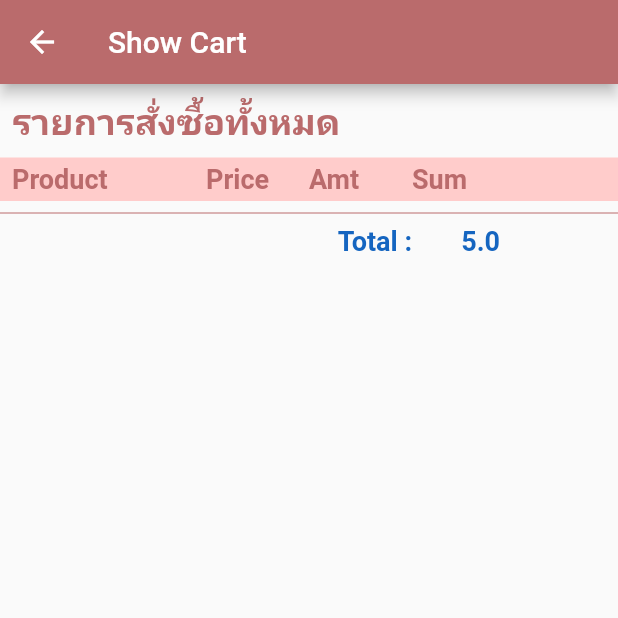
After one commit to poomonlinez4/boneclinicmsu, a Flutter app: the ShowCart screen opened by its route, on a phone screen of 412 x 824 dp, the top half of it. The commit adds this screen. Run offline on Flutter 3.47's test engine with Material 2 defaults, Android fonts, the phone set to English and light mode, and no system bars; our stand-ins replace cached_network_image, dio, image_picker, shared_preferences, sqflite; missing offline and left inert: dart:ffi, dart:html; accounts and stored records are empty; network calls fail.

Commit message:
update selectOder and DelectOder

```diff
--- a/lib/bodys/show_all_shop_customer.dart
+++ b/lib/bodys/show_all_shop_customer.dart
@@ -1,5 +1,7 @@
 import 'dart:convert';
 import 'dart:ffi';
+import 'package:boneclinicmsu/models/sqlite_model.dart';
+import 'package:boneclinicmsu/unility/sqlite_helper.dart';
 import 'package:boneclinicmsu/widgets/show_image.dart';
 import 'package:boneclinicmsu/widgets/show_title.dart';
 import 'package:cached_network_image/cached_network_image.dart';
@@ -269,7 +271,29 @@ class _ShowAllShopCustomerState extends State<ShowAllShopCustomer> {
                     mainAxisAlignment: MainAxisAlignment.spaceAround,
                     children: [
                       TextButton(
-                        onPressed: () => Navigator.pop(context),
+                        onPressed: () async {
+                          String idProduct = productModel.product_id;
+                          String name = productModel.name_product;
+                          String price = productModel.price_product;
+                          String amount = amountInt.toString();
+
+                          double sumInt = double.parse(price) * amountInt;
+                          String sum = sumInt.toString();
+                          print(
+                              '### ==>> idProduct = $idProduct, name = $name, price = $price, amount = $amount, sum = $sum');
+                          SQLiteModel sqLiteModel = SQLiteModel(
+                              idProduct: idProduct,
+                              name: name,
+                              price: price,
+                              amount: amount,
+                              sum: sum);
+                          await SQLiteHelper()
+                              .insertValueToSQLite(sqLiteModel)
+                              .then((value) {
+                            amountInt = 1;
+                            Navigator.pop(context);
+                          });
+                        },
                         child: Text(
                           'Add Cart',
                           style: MyConstant().h2BlueStyle(),
--- a/lib/main.dart
+++ b/lib/main.dart
@@ -6,6 +6,7 @@ import 'package:boneclinicmsu/states/authen.dart';
 import 'package:boneclinicmsu/states/create_account.dart';
 import 'package:boneclinicmsu/states/customer_service.dart';
 import 'package:boneclinicmsu/states/doctor_service.dart';
+import 'package:boneclinicmsu/states/show_cart.dart';
 import 'package:boneclinicmsu/unility/my_constant.dart';
 import 'package:flutter/material.dart';
 import 'package:shared_preferences/shared_preferences.dart';
@@ -17,6 +18,7 @@ final Map<String, WidgetBuilder> map = {
   '/doctorService': (BuildContext context) => DoctorService(),
   '/adminService': (BuildContext context) => AdminService(),
   '/addProduct': (BuildContext context) => AddProduct(),
+  '/showCart': (BuildContext context) => ShowCart(),
 };
 
 String? initlalRoute;
--- /dev/null
+++ b/lib/models/sqlite_model.dart
@@ -0,0 +1,91 @@
+// ignore_for_file: public_member_api_docs, sort_constructors_first
+import 'dart:convert';
+
+class SQLiteModel {
+  final int? id;
+  final String idProduct;
+  final String name;
+  final String price;
+  final String amount;
+  final String sum;
+  SQLiteModel({
+    this.id,
+    required this.idProduct,
+    required this.name,
+    required this.price,
+    required this.amount,
+    required this.sum,
+  });
+
+  SQLiteModel copyWith({
+    int? id,
+    String? idProduct,
+    String? name,
+    String? price,
+    String? amount,
+    String? sum,
+  }) {
+    return SQLiteModel(
+      id: id ?? this.id,
+      idProduct: idProduct ?? this.idProduct,
+      name: name ?? this.name,
+      price: price ?? this.price,
+      amount: amount ?? this.amount,
+      sum: sum ?? this.sum,
+    );
+  }
+
+  Map<String, dynamic> toMap() {
+    return <String, dynamic>{
+      'id': id,
+      'idProduct': idProduct,
+      'name': name,
+      'price': price,
+      'amount': amount,
+      'sum': sum,
+    };
+  }
+
+  factory SQLiteModel.fromMap(Map<String, dynamic> map) {
+    return SQLiteModel(
+      id: map['id'] as int,
+      idProduct: map['idProduct'] as String,
+      name: map['name'] as String,
+      price: map['price'] as String,
+      amount: map['amount'] as String,
+      sum: map['sum'] as String,
+    );
+  }
+
+  String toJson() => json.encode(toMap());
+
+  factory SQLiteModel.fromJson(String source) =>
+      SQLiteModel.fromMap(json.decode(source) as Map<String, dynamic>);
+
+  @override
+  String toString() {
+    return 'SQLiteModel(id: $id, idProduct: $idProduct, name: $name, price: $price, amount: $amount, sum: $sum)';
+  }
+
+  @override
+  bool operator ==(covariant SQLiteModel other) {
+    if (identical(this, other)) return true;
+
+    return other.id == id &&
+        other.idProduct == idProduct &&
+        other.name == name &&
+        other.price == price &&
+        other.amount == amount &&
+        other.sum == sum;
+  }
+
+  @override
+  int get hashCode {
+    return id.hashCode ^
+        idProduct.hashCode ^
+        name.hashCode ^
+        price.hashCode ^
+        amount.hashCode ^
+        sum.hashCode;
+  }
+}
--- /dev/null
+++ b/lib/states/show_cart.dart
@@ -0,0 +1,221 @@
+import 'package:boneclinicmsu/models/sqlite_model.dart';
+import 'package:boneclinicmsu/unility/my_constant.dart';
+import 'package:boneclinicmsu/unility/sqlite_helper.dart';
+import 'package:boneclinicmsu/widgets/show_progress.dart';
+import 'package:boneclinicmsu/widgets/show_title.dart';
+import 'package:flutter/material.dart';
+
+class ShowCart extends StatefulWidget {
+  const ShowCart({Key? key}) : super(key: key);
+
+  @override
+  State<ShowCart> createState() => _ShowCartState();
+}
+
+class _ShowCartState extends State<ShowCart> {
+  List<SQLiteModel> sqliteModels = [];
+  bool load = true;
+  double? total = 0;
+
+  @override
+  void initState() {
+    // TODO: implement initState
+    super.initState();
+    processReadSQLite();
+  }
+
+  Future<Null> processReadSQLite() async {
+    if (sqliteModels.isNotEmpty) {
+      sqliteModels.clear();
+    }
+
+    await SQLiteHelper().readSQLite().then((value) {
+      print('### value on processReadSQLite ==>> $value');
+      setState(() {
+        load = false;
+        sqliteModels = value;
+        calculateTotal();
+      });
+    });
+  }
+
+  void calculateTotal() async {
+    total = 5;
+    for (var item in sqliteModels) {
+      double sumInt = double.parse(item.sum.trim());
+      setState(() {
+        total = total! + sumInt;
+      });
+    }
+  }
+
+  @override
+  Widget build(BuildContext context) {
+    return Scaffold(
+      appBar: AppBar(
+        title: Text('Show Cart'),
+      ),
+      body: load
+          ? showProgress()
+          : Column(
+              crossAxisAlignment: CrossAxisAlignment.start,
+              children: [
+                Padding(
+                  padding: const EdgeInsets.all(8.0),
+                  child: ShowTitle(
+                      title: 'รายการสั่งซื้อทั้งหมด',
+                      textStyle: MyConstant().h1style()),
+                ),
+                buildHead(),
+                listProduct(),
+                buildDivider(),
+                buildTotal()
+              ],
+            ),
+    );
+  }
+
+  Row buildTotal() {
+    return Row(
+      children: [
+        Expanded(
+          flex: 6,
+          child: Row(
+            mainAxisAlignment: MainAxisAlignment.end,
+            children: [
+              ShowTitle(
+                title: 'Total :',
+                textStyle: MyConstant().h2BlueStyle(),
+              ),
+            ],
+          ),
+        ),
+        Expanded(
+          flex: 2,
+          child: Row(
+            mainAxisAlignment: MainAxisAlignment.center,
+            children: [
+              ShowTitle(
+                title: total == null ? '' : total.toString(),
+                textStyle: MyConstant().h2BlueStyle(),
+              ),
+            ],
+          ),
+        ),
+        Expanded(
+          child: SizedBox(),
+        ),
+      ],
+    );
+  }
+
+  Divider buildDivider() {
+    return Divider(
+      color: MyConstant.dark,
+    );
+  }
+
+  ListView listProduct() {
+    return ListView.builder(
+      shrinkWrap: true,
+      physics: ScrollPhysics(),
+      itemCount: sqliteModels.length,
+      itemBuilder: (context, index) => Row(
+        children: [
+          Expanded(
+            flex: 2,
+            child: Padding(
+              padding: const EdgeInsets.only(left: 8),
+              child: ShowTitle(
+                title: sqliteModels[index].name,
+                textStyle: MyConstant().h3style(),
+              ),
+            ),
+          ),
+          Expanded(
+            flex: 1,
+            child: ShowTitle(
+              title: sqliteModels[index].price,
+              textStyle: MyConstant().h3style(),
+            ),
+          ),
+          Expanded(
+            flex: 1,
+            child: ShowTitle(
+              title: sqliteModels[index].amount,
+              textStyle: MyConstant().h3style(),
+            ),
+          ),
+          Expanded(
+            flex: 1,
+            child: ShowTitle(
+              title: sqliteModels[index].sum,
+              textStyle: MyConstant().h3style(),
+            ),
+          ),
+          Expanded(
+            child: IconButton(
+                onPressed: () async {
+                  int idSQLite = sqliteModels[index].id!;
+                  print('### Delete idSQLite ==>> $idSQLite');
+                  await SQLiteHelper()
+                      .deleteSQLiteWhereId(idSQLite)
+                      .then((value) => processReadSQLite());
+                },
+                icon: Icon(
+                  Icons.delete_forever_outlined,
+                  color: Colors.red.shade700,
+                )),
+          ),
+        ],
+      ),
+    );
+  }
+
+  Container buildHead() {
+    return Container(
+      decoration: BoxDecoration(color: MyConstant.light),
+      child: Padding(
+        padding: const EdgeInsets.symmetric(vertical: 4),
+        child: Row(
+          children: [
+            Expanded(
+              flex: 2,
+              child: Padding(
+                padding: const EdgeInsets.only(left: 8),
+                child: ShowTitle(
+                  title: 'Product',
+                  textStyle: MyConstant().h2style(),
+                ),
+              ),
+            ),
+            Expanded(
+              flex: 1,
+              child: ShowTitle(
+                title: 'Price',
+                textStyle: MyConstant().h2style(),
+              ),
+            ),
+            Expanded(
+              flex: 1,
+              child: ShowTitle(
+                title: 'Amt ',
+                textStyle: MyConstant().h2style(),
+              ),
+            ),
+            Expanded(
+              flex: 1,
+              child: ShowTitle(
+                title: 'Sum',
+                textStyle: MyConstant().h2style(),
+              ),
+            ),
+            Expanded(
+              child: SizedBox(),
+            ),
+          ],
+        ),
+      ),
+    );
+  }
+}
--- a/lib/unility/my_constant.dart
+++ b/lib/unility/my_constant.dart
@@ -12,6 +12,7 @@ class MyConstant {
   static String routeDoctorService = '/doctorService';
   static String routeAdminService = '/adminService';
   static String routeAddProduct = '/addProduct';
+  static String routeShowCart = '/showCart';
 
   // Image
   static String image1 = 'images/image (1).png';
```
Also changed, not shown: lib/states/customer_service.dart (+9 -2 lines), lib/unility/sqlite_helper.dart (+45 -4 lines).
